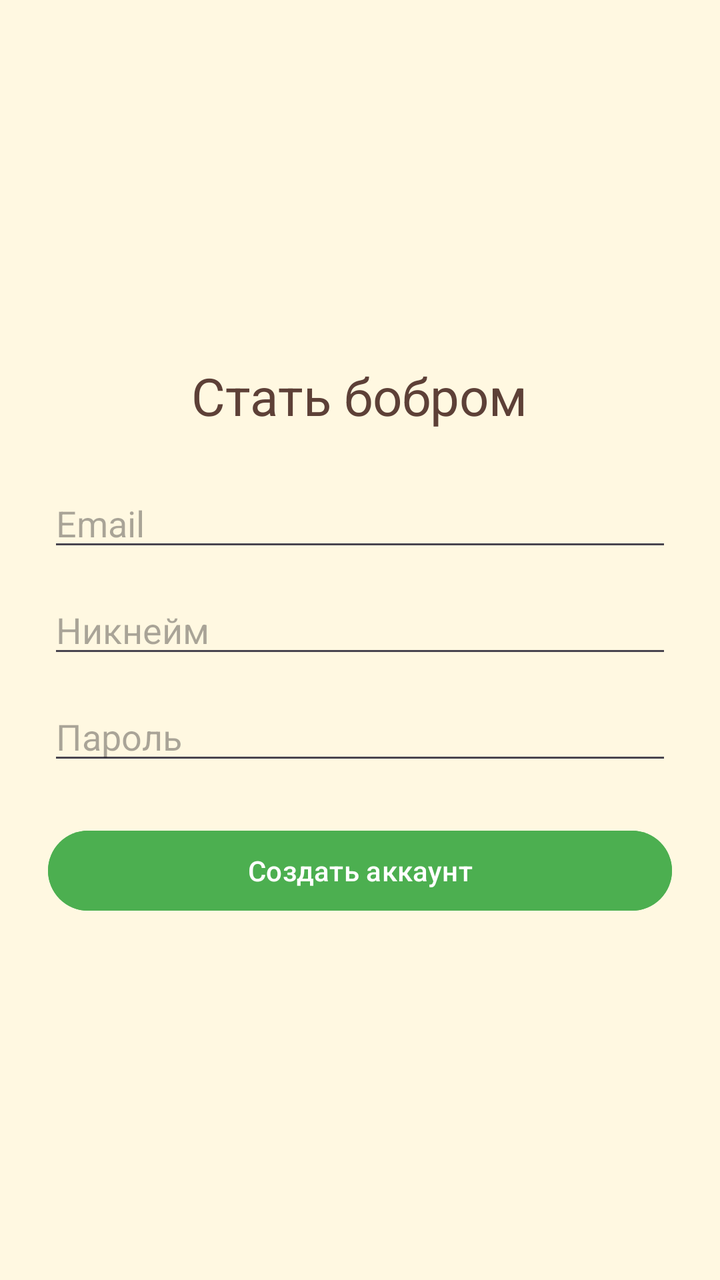
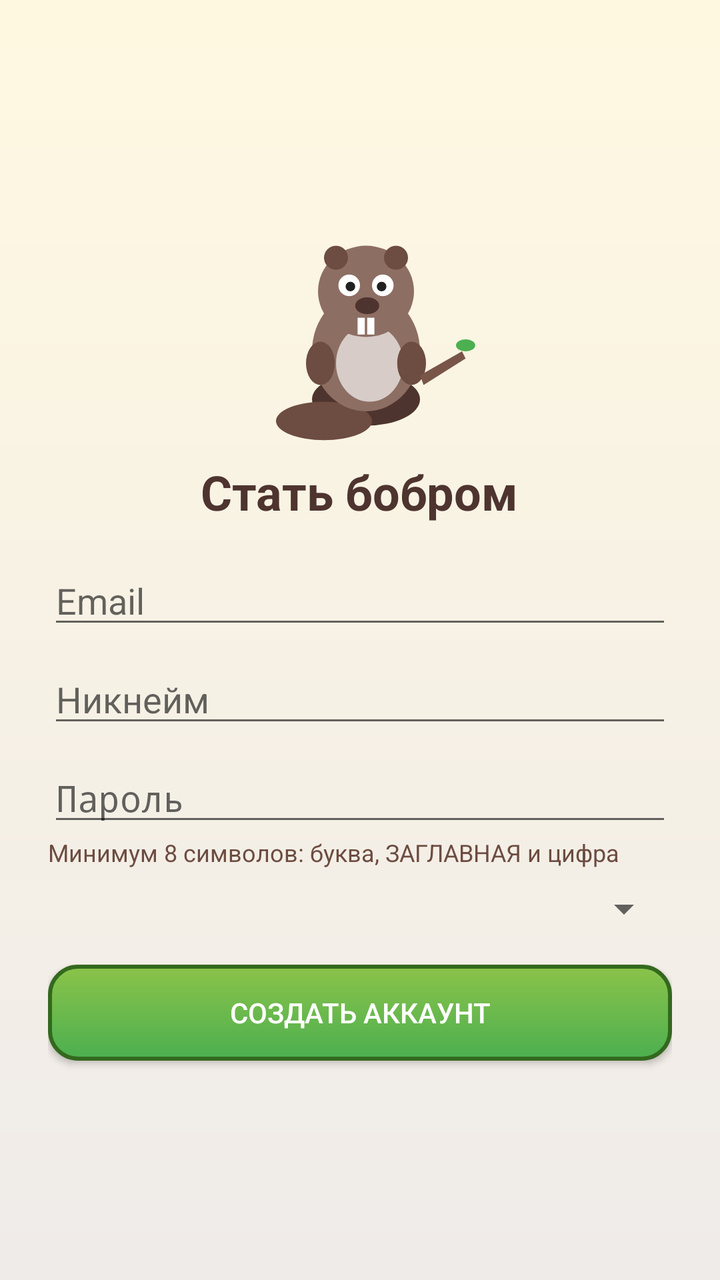

An Android layout rendered at two revisions. The XML below is the earlier revision; the diff shows what the commit changed to produce the second picture.
<!-- AndroidManifest.xml: application theme Theme.BobrExam -->
<!-- res/layout/activity_register.xml -->
<?xml version="1.0" encoding="utf-8"?>
<LinearLayout xmlns:android="http://schemas.android.com/apk/res/android"
    android:layout_width="match_parent"
    android:layout_height="match_parent"
    android:orientation="vertical"
    android:gravity="center"
    android:padding="24dp"
    android:background="@color/cream">
    <TextView
        android:layout_width="wrap_content"
        android:layout_height="wrap_content"
        android:text="Стать бобром"
        android:textSize="26sp"
        android:textColor="@color/bark_dark"
        android:layout_marginBottom="24dp"/>
    <EditText android:id="@+id/etEmail"
        android:layout_width="match_parent"
        android:layout_height="wrap_content"
        android:hint="Email"
        android:inputType="textEmailAddress"/>
    <EditText android:id="@+id/etNick"
        android:layout_width="match_parent"
        android:layout_height="wrap_content"
        android:layout_marginTop="12dp"
        android:hint="Никнейм"
        android:inputType="text"/>
    <EditText android:id="@+id/etPass"
        android:layout_width="match_parent"
        android:layout_height="wrap_content"
        android:layout_marginTop="12dp"
        android:hint="Пароль"
        android:inputType="textPassword"/>
    <Button android:id="@+id/btnReg"
        android:layout_width="match_parent"
        android:layout_height="wrap_content"
        android:layout_marginTop="24dp"
        android:text="Создать аккаунт"
        android:backgroundTint="@color/leaf_green"
        android:textColor="@color/white"/>
</LinearLayout>
<!-- resources referenced by this layout -->
<resources>
  <color name="bark_dark">#5D4037</color>
  <color name="cream">#FFF8E1</color>
  <color name="leaf_green">#4CAF50</color>
  <color name="white">#FFFFFF</color>
  <style name="Theme.BobrExam" parent="Theme.Material3.DayNight.NoActionBar">
          <item name="colorPrimary">@color/leaf_green</item>
          <item name="colorSecondary">@color/amber</item>
          <item name="android:statusBarColor">@color/bark_dark</item>
      </style>
  <color name="amber">#FFC107</color>
</resources>

<!-- the commit's change to res/layout/activity_register.xml (unified diff, before → after) -->
@@ -1,40 +1,14 @@
 <?xml version="1.0" encoding="utf-8"?>
 <LinearLayout xmlns:android="http://schemas.android.com/apk/res/android"
-    android:layout_width="match_parent"
-    android:layout_height="match_parent"
-    android:orientation="vertical"
-    android:gravity="center"
-    android:padding="24dp"
-    android:background="@color/cream">
-    <TextView
-        android:layout_width="wrap_content"
-        android:layout_height="wrap_content"
-        android:text="Стать бобром"
-        android:textSize="26sp"
-        android:textColor="@color/bark_dark"
-        android:layout_marginBottom="24dp"/>
-    <EditText android:id="@+id/etEmail"
-        android:layout_width="match_parent"
-        android:layout_height="wrap_content"
-        android:hint="Email"
-        android:inputType="textEmailAddress"/>
-    <EditText android:id="@+id/etNick"
-        android:layout_width="match_parent"
-        android:layout_height="wrap_content"
-        android:layout_marginTop="12dp"
-        android:hint="Никнейм"
-        android:inputType="text"/>
-    <EditText android:id="@+id/etPass"
-        android:layout_width="match_parent"
-        android:layout_height="wrap_content"
-        android:layout_marginTop="12dp"
-        android:hint="Пароль"
-        android:inputType="textPassword"/>
-    <Button android:id="@+id/btnReg"
-        android:layout_width="match_parent"
-        android:layout_height="wrap_content"
-        android:layout_marginTop="24dp"
-        android:text="Создать аккаунт"
-        android:backgroundTint="@color/leaf_green"
-        android:textColor="@color/white"/>
+    android:layout_width="match_parent" android:layout_height="match_parent"
+    android:orientation="vertical" android:gravity="center" android:padding="24dp" android:background="@drawable/bg_wood">
+    <ImageView android:layout_width="120dp" android:layout_height="120dp" android:src="@drawable/ic_beaver"/>
+    <TextView android:layout_width="wrap_content" android:layout_height="wrap_content" android:text="Стать бобром"
+        android:textSize="24sp" android:textStyle="bold" android:textColor="#4E342E" android:layout_marginBottom="16dp"/>
+    <EditText android:id="@+id/etEmail" android:layout_width="match_parent" android:layout_height="wrap_content" android:hint="Email" android:inputType="textEmailAddress"/>
+    <EditText android:id="@+id/etNick" android:layout_width="match_parent" android:layout_height="wrap_content" android:hint="Никнейм" android:layout_marginTop="8dp"/>
+    <EditText android:id="@+id/etPass" android:layout_width="match_parent" android:layout_height="wrap_content" android:hint="Пароль" android:inputType="textPassword" android:layout_marginTop="8dp"/>
+    <TextView android:layout_width="match_parent" android:layout_height="wrap_content" android:text="Минимум 8 символов: буква, ЗАГЛАВНАЯ и цифра" android:textSize="12sp" android:textColor="#6D4C41"/>
+    <Spinner android:id="@+id/spLang" android:layout_width="match_parent" android:layout_height="wrap_content" android:layout_marginTop="8dp"/>
+    <Button android:id="@+id/btnReg" android:layout_width="match_parent" android:layout_height="wrap_content" android:text="Создать аккаунт" android:textColor="#FFFFFF" android:background="@drawable/btn_leaf" android:layout_marginTop="16dp"/>
 </LinearLayout>
<!-- resource entries referenced after the edit -->
@@ -1,14 +1,24 @@
 <!-- resources referenced by this layout -->
 <resources>
-  <color name="bark_dark">#5D4037</color>
-  <color name="cream">#FFF8E1</color>
-  <color name="leaf_green">#4CAF50</color>
-  <color name="white">#FFFFFF</color>
-  <style name="Theme.BobrExam" parent="Theme.Material3.DayNight.NoActionBar">
-          <item name="colorPrimary">@color/leaf_green</item>
-          <item name="colorSecondary">@color/amber</item>
-          <item name="android:statusBarColor">@color/bark_dark</item>
+  <!-- drawable bg_wood (drawable) -->
+  <?xml version="1.0" encoding="utf-8"?>
+  <shape xmlns:android="http://schemas.android.com/apk/res/android" android:shape="rectangle">
+      <gradient android:angle="270" android:startColor="#FFF8E1" android:endColor="#EFEBE9"/>
+  </shape>
+  <!-- drawable btn_leaf (drawable) -->
+  <?xml version="1.0" encoding="utf-8"?>
+  <shape xmlns:android="http://schemas.android.com/apk/res/android" android:shape="rectangle">
+      <gradient android:angle="270" android:startColor="#8BC34A" android:endColor="#4CAF50"/>
+      <corners android:radius="14dp"/>
+      <stroke android:width="2dp" android:color="#33691E"/>
+  </shape>
+  <!-- drawable ic_beaver: vector/xml drawable (drawable, 2118 chars, omitted) -->
+  <style name="Theme.BobrExam" parent="Theme.AppCompat.DayNight.NoActionBar">
+          <item name="colorPrimary">#5D4037</item>
+          <item name="colorPrimaryDark">#4E342E</item>
+          <item name="colorAccent">#4CAF50</item>
+          <item name="android:statusBarColor">#4E342E</item>
+          <item name="android:windowBackground">@drawable/bg_wood</item>
       </style>
-  <color name="amber">#FFC107</color>
 </resources>
 
